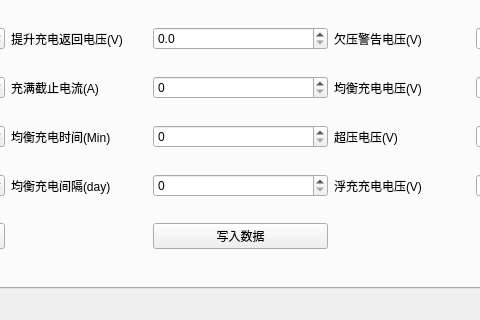
This is ui/dc_layout.ui in xxxy-bit/SRNE_UP as Qt 5 draws it before an edit; both pictures show x 423 to 903 and y 232 to 552 of the 1181 by 552 pixel window. The edited form follows.
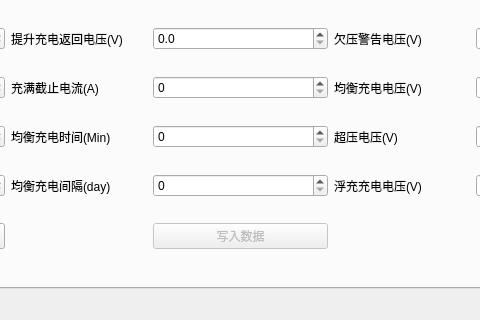
This is the edited form. The open tabs and pages were chosen to show the change. Custom widgets are drawn as their Qt base class.

What changed in the file:
```diff
--- a/ui/dc_layout.ui
+++ b/ui/dc_layout.ui
@@ -856,6 +856,9 @@
           </item>
           <item row="8" column="4">
            <widget class="PushButton" name="dc_write_set">
+            <property name="enabled">
+             <bool>false</bool>
+            </property>
             <property name="text">
              <string>写入数据</string>
             </property>
```
